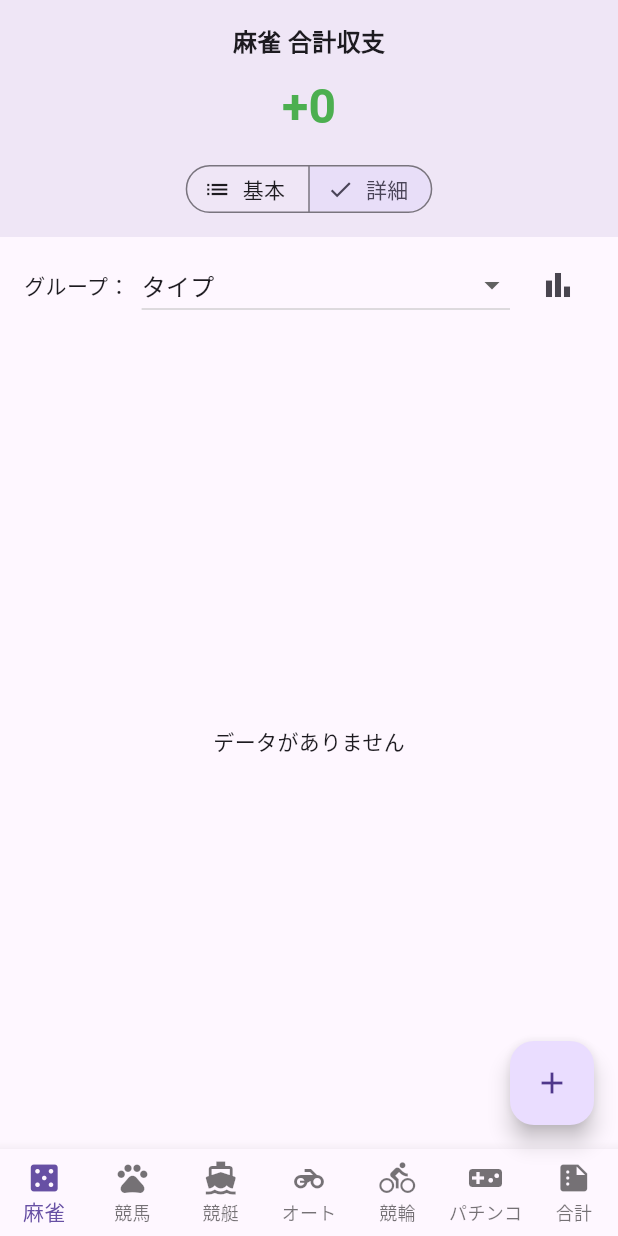
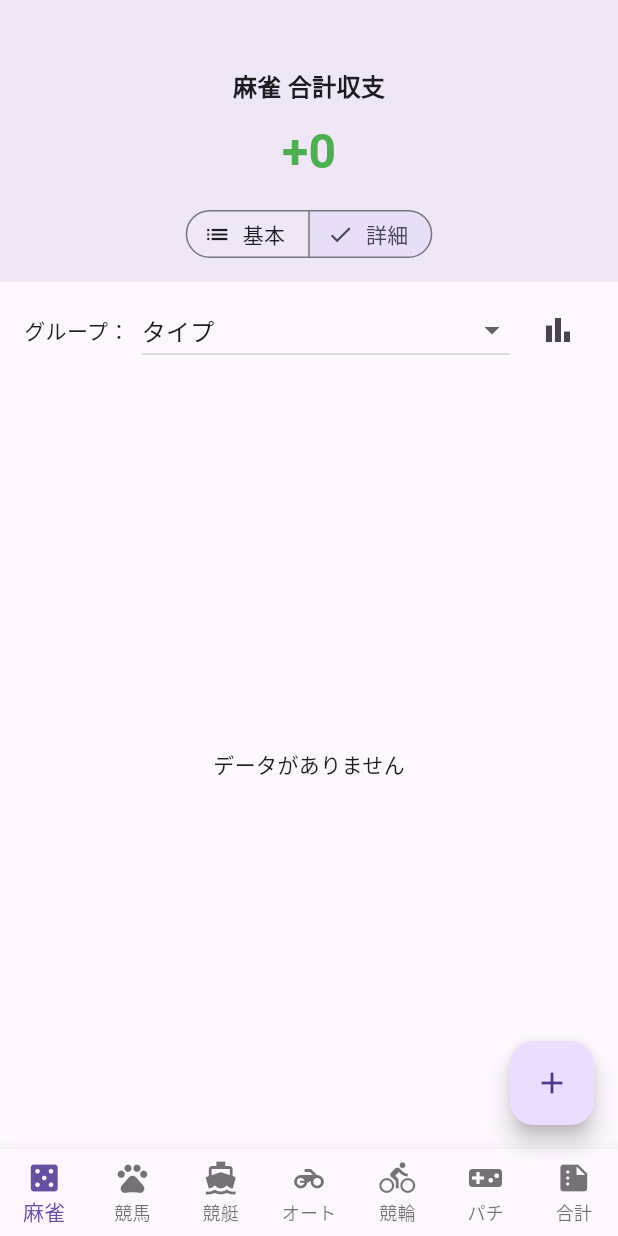
Before and after one commit to Ittalian/mahjong_tracker, a Flutter app: the screen it shows after launch, after a tap on "詳細", on a phone screen of 412 x 824 dp. Run offline on Flutter 3.47's test engine with Material 3 defaults, Android fonts, the phone set to English and light mode, and no system bars; our stand-ins replace cloud_firestore, firebase_core, fl_chart, rxdart; accounts and stored records are empty.

Commit message:
レイアウト微修正

```diff
--- a/lib/screens/home_screen.dart
+++ b/lib/screens/home_screen.dart
@@ -66,8 +66,8 @@ class _HomeScreenState extends State<HomeScreen> {
     },
     {
       'id': 'pachinko',
-      'label': 'パチンコ',
-      'display_name': 'パチンコ',
+      'label': 'パチ',
+      'display_name': 'パチ',
       'icon': Icons.videogame_asset,
       'type': 'pachinko'
     },
--- a/lib/screens/summary_screen.dart
+++ b/lib/screens/summary_screen.dart
@@ -77,14 +77,14 @@ class SummaryScreen extends StatelessWidget {
         return Column(
           children: [
             Container(
-              padding: const EdgeInsets.all(24),
+              padding: const EdgeInsets.fromLTRB(24, 46, 24, 24),
               color: Theme.of(context).primaryColor.withOpacity(0.1),
               width: double.infinity,
               child: Column(
                 children: [
                   const Text(
                     '総合計収支',
-                    style: TextStyle(fontSize: 16, fontWeight: FontWeight.bold),
+                    style: TextStyle(fontSize: 20, fontWeight: FontWeight.bold),
                   ),
                   const SizedBox(height: 8),
                   Text(
--- a/lib/widgets/category_view.dart
+++ b/lib/widgets/category_view.dart
@@ -59,7 +59,7 @@ class _CategoryViewState extends State<CategoryView> {
         return Column(
           children: [
             Container(
-              padding: const EdgeInsets.all(16),
+              padding: const EdgeInsets.fromLTRB(16, 46, 16, 16),
               color: Theme.of(context).primaryColor.withOpacity(0.1),
               width: double.infinity,
               child: Column(
```
